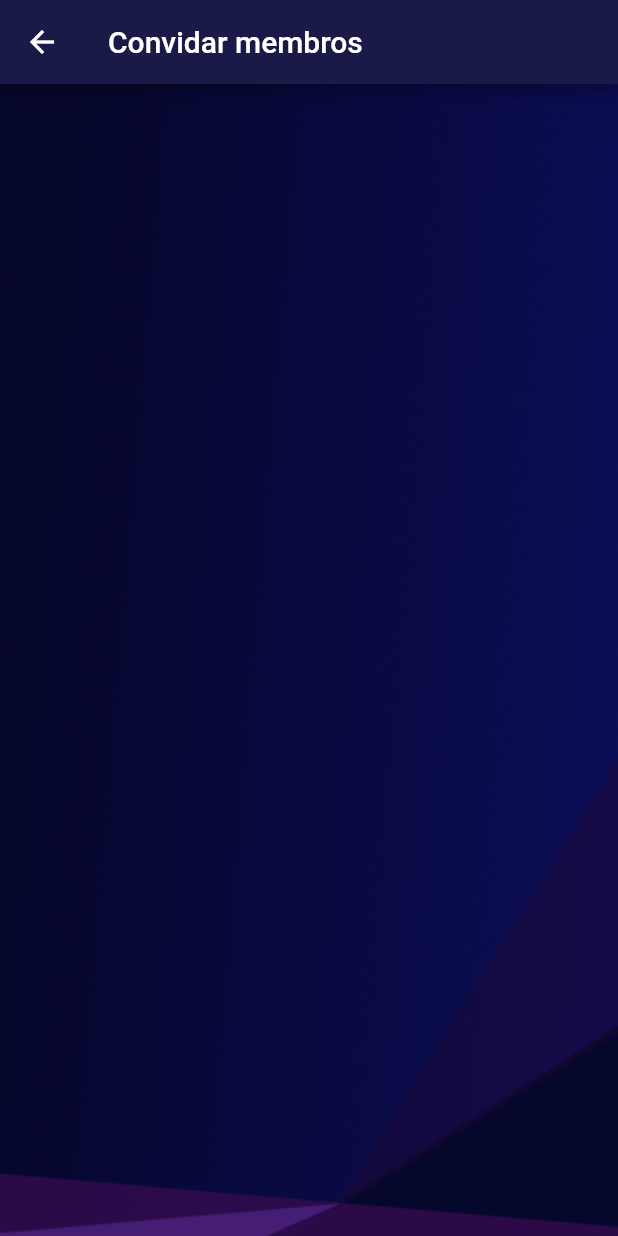
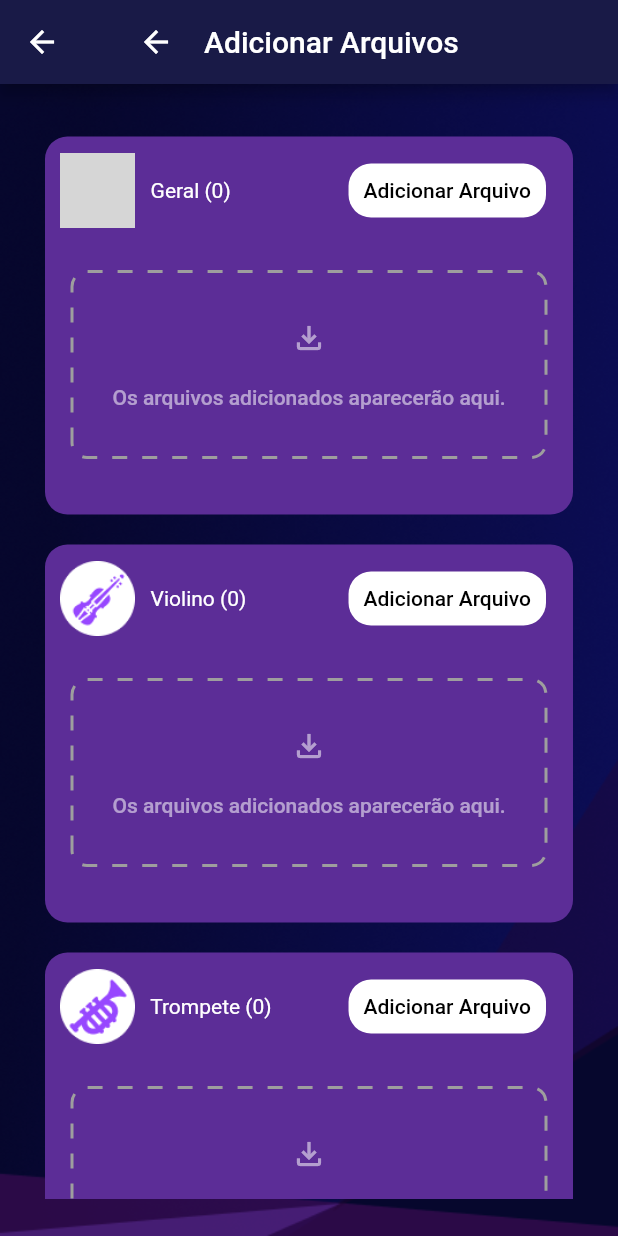
Before and after one commit to HugoTin/Legatto, a Flutter app: the AddFiles screen opened by its route, on a phone screen of 412 x 824 dp. Run offline on Flutter 3.47's test engine with Material 3 defaults, Android fonts, the phone set to English and light mode, and no system bars; drawn by our look-alikes of dotted_border; our stand-ins replace file_picker, firebase_auth, firebase_core; missing offline and left inert: info_popup; accounts and stored records are empty; grey boxes are pictures that could not be loaded.

Commit message:
Feat: naipe enum for file uploader list

```diff
--- /dev/null
+++ b/lib/enum/naipes.dart
@@ -0,0 +1,6 @@
+enum Naipes {
+  Geral,
+  Violino,
+  Trompete,
+  Clarinete
+}
--- a/lib/pages/group/addFiles.page.dart
+++ b/lib/pages/group/addFiles.page.dart
@@ -1,24 +1,156 @@
+import 'package:flutter/cupertino.dart';
 import 'package:flutter/material.dart';
+import 'package:flutter/rendering.dart';
 import 'package:flutter/widgets.dart';
-import 'package:flutter/services.dart';
+import 'package:legatto/enum/naipes.dart';
+import 'package:dotted_border/dotted_border.dart';
+import 'package:file_picker/file_picker.dart';
 
-class AddFiles extends StatelessWidget {
+class AddFiles extends StatefulWidget {
   const AddFiles({super.key});
+
+  @override _AddFiles createState() => _AddFiles();
+
+}
+
+class _AddFiles extends State<AddFiles> {
+
+  List<Widget> naipes = [];
+
+  List<Widget> _listNaipes(){
+
+    for (var element in Naipes.values){
+
+      naipes.add(
+        Container(
+          width: MediaQuery.of(context).size.width * 0.9,
+          padding: const EdgeInsets.all(10),
+          margin: const EdgeInsets.all(10),
+          decoration: const BoxDecoration(
+            color: Color.fromRGBO(92, 45, 151, 1),
+            borderRadius: BorderRadius.all(
+              Radius.circular(15)
+            )
+          ),
+          child: Column(
+            children: [
+              Row(
+                mainAxisAlignment: MainAxisAlignment.spaceBetween,
+                children: [
+                  Row(
+                    children: [
+                      Image.asset(
+                        'images/Naipe${element.name}.png',
+                        height: 50,
+                      ),
+                      Text(
+                        '   ${element.name} (0)',
+                      ),
+                    ],
+                  ),
+                  TextButton(
+                    onPressed: () => _openFileUploader(),
+                    child: Container(
+                      padding: const EdgeInsets.all(10),
+                      // alignment: Alignment.centerRight,
+                      decoration: const BoxDecoration(
+                        color: Colors.white,
+                        borderRadius: BorderRadius.all(
+                          Radius.circular(15)
+                        ),
+                      ),
+                      child: const Text(
+                      'Adicionar Arquivo',
+                      style: TextStyle(
+                        color: Colors.black,
+                      ),
+                    ) )
+                  ),
+                ],
+              ),
+
+              TextButton(
+                onPressed: () => _openFileUploader(),
+                child: Container(
+                  margin: const EdgeInsets.fromLTRB(0, 20, 0, 20),
+                  child: DottedBorder(
+                    strokeWidth: 2,
+                    color: Colors.grey,
+                    borderType: BorderType.RRect,
+                    radius: const Radius.circular(10),
+                    dashPattern: const [10, 10],
+                    child: Container(
+                      margin: const EdgeInsets.all(10),
+                      width: MediaQuery.of(context).size.width * 0.75,
+                      height: 100,
+                      child: const Column(
+                        mainAxisAlignment: MainAxisAlignment.spaceEvenly,
+                        children: [
+                          Icon(
+                            Icons.file_download_outlined,
+                            color: Colors.white54,
+                          ),
+                          Text(
+                            'Os arquivos adicionados aparecerão aqui.',
+                            style: TextStyle(
+                              color: Colors.white54
+                            ),
+                          )
+                        ],
+                      ),
+                    ),
+                  ),
+                ),
+              )
+            ],
+          ),
+        )
+      );
+
+    }
+
+    return naipes;
+
+  }
+
+  Future<String> _openFileUploader() async {
+
+    FilePickerResult? result = await FilePicker.platform.pickFiles(
+      allowedExtensions: ['jpg', 'png', 'pdf'],
+    );
+
+    if(result != null){ return result.files.first.name; }
+    else{ return ''; }
+
+  }
 
   @override
   Widget build(BuildContext context) {
+
     return Scaffold(
         appBar: AppBar(
-          title: const Text("Convidar membros"),
+          title: Row(
+            // mainAxisAlignment: MainAxisAlignment.start,
+            children: [
+              TextButton(
+                onPressed: () => _openFileUploader(),
+                child: const Icon(Icons.arrow_back_sharp)
+              ),
+              const Text("Adicionar Arquivos"),
+            ],
+          ),
         ),
         body: Container(
-          padding: const EdgeInsets.fromLTRB(20, 50, 20, 0),
+          padding: const EdgeInsets.fromLTRB(20, 25, 20, 25),
           decoration: const BoxDecoration(
-              image: DecorationImage(
-            image: AssetImage("images/HomeBackground.png"),
-            fit: BoxFit.fill,
-          )),
-          child: Container()
+            image: DecorationImage(
+              image: AssetImage("images/HomeBackground.png"),
+              fit: BoxFit.fill,
+            )
+          ),
+          child: ListView(
+            children: _listNaipes(),
+          )
         ));
   }
 }
```
Also changed, not shown: lib/pages/home.page.dart (line endings or trailing spaces).
